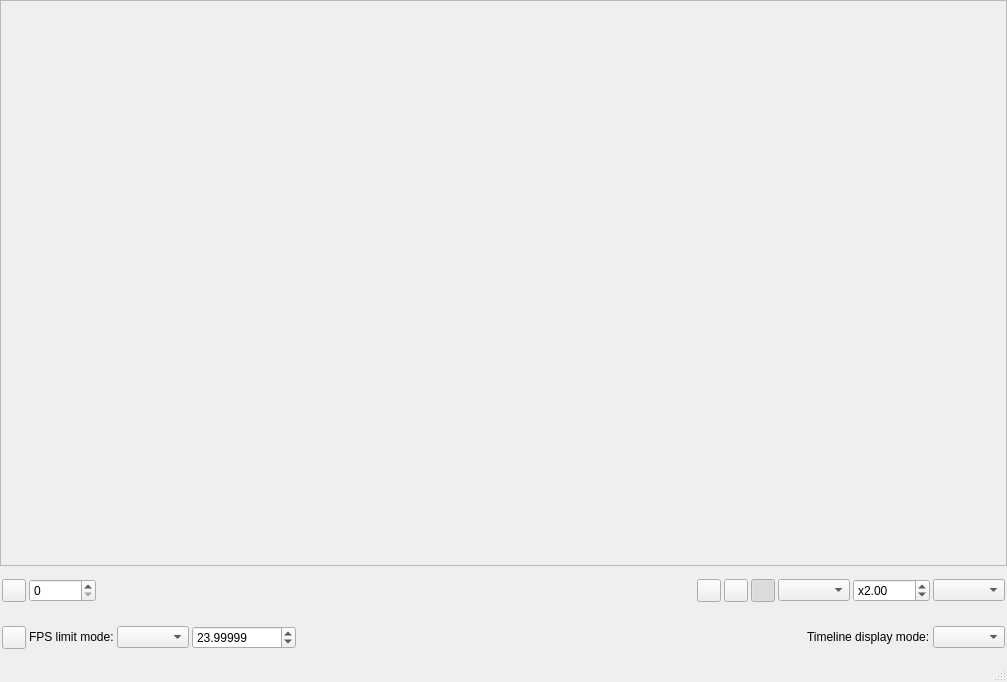
Old version of the form preview/preview_dialog.ui in the repository emako/qvs.
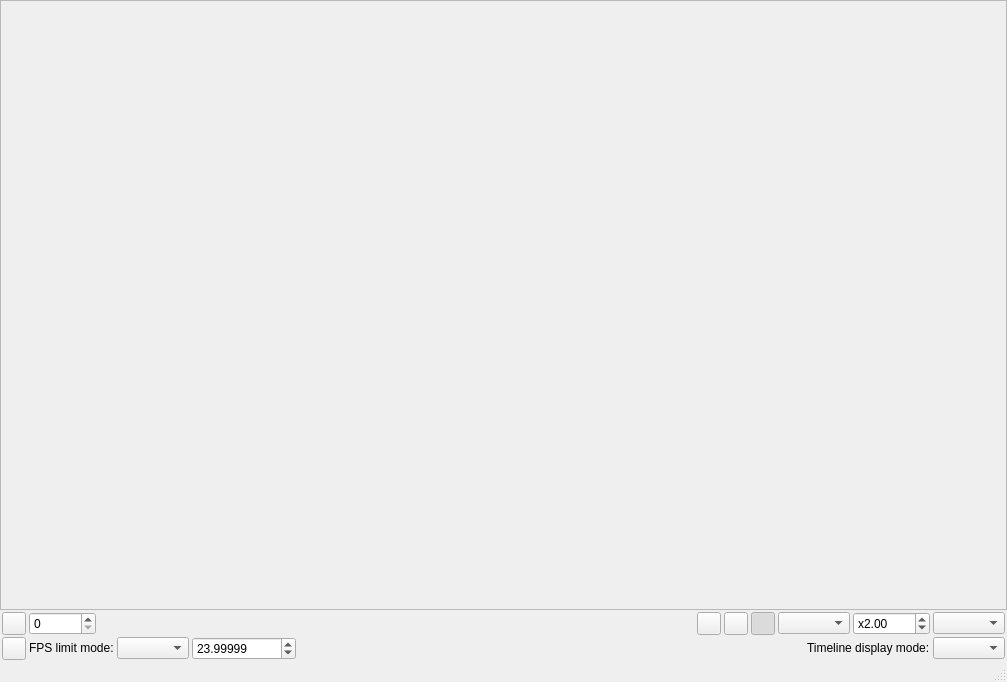
New version of the form. Icons and pictures are not drawn. Custom widgets are drawn as their Qt base class.

Commit message: fixed widget object name

Patch:
```diff
--- a/preview/preview_dialog.ui
+++ b/preview/preview_dialog.ui
@@ -47,7 +47,7 @@
          <x>0</x>
          <y>0</y>
          <width>1005</width>
-         <height>569</height>
+         <height>573</height>
         </rect>
        </property>
        <property name="focusPolicy">
@@ -90,7 +90,7 @@
      </widget>
     </item>
     <item>
-     <widget class="QWidget" name="" native="true">
+     <widget class="QWidget" name="widgetTopPanel" native="true">
       <layout class="QHBoxLayout" name="horizontalLayout">
        <property name="spacing">
         <number>3</number>
@@ -98,9 +98,15 @@
        <property name="leftMargin">
         <number>2</number>
        </property>
+       <property name="topMargin">
+        <number>0</number>
+       </property>
        <property name="rightMargin">
         <number>2</number>
        </property>
+       <property name="bottomMargin">
+        <number>0</number>
+       </property>
        <item>
         <widget class="QToolButton" name="timeLineCheckButton">
          <property name="focusPolicy">
@@ -247,7 +253,7 @@
      </widget>
     </item>
     <item>
-     <widget class="QWidget" name="" native="true">
+     <widget class="QWidget" name="widgetBottomPanel" native="true">
       <layout class="QHBoxLayout" name="horizontalLayout_2">
        <property name="spacing">
         <number>3</number>
@@ -255,9 +261,15 @@
        <property name="leftMargin">
         <number>2</number>
        </property>
+       <property name="topMargin">
+        <number>0</number>
+       </property>
        <property name="rightMargin">
         <number>2</number>
        </property>
+       <property name="bottomMargin">
+        <number>0</number>
+       </property>
        <item>
         <widget class="QToolButton" name="playButton">
          <property name="focusPolicy">
```
The commit also changes 2 other files.
